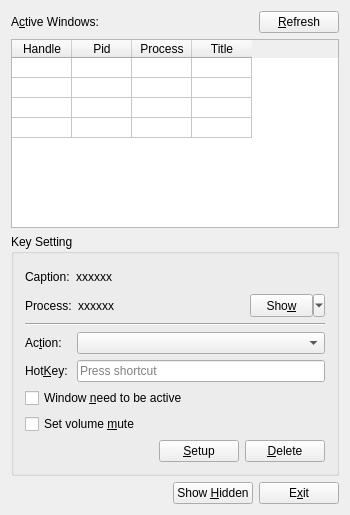
Aoi-hosizora/BossKeyManager, file MainDialog.ui: the form before one commit.
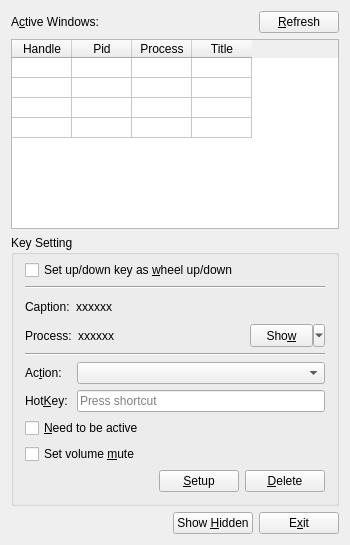
The form after the commit. Custom widgets are drawn as their Qt base class.

Commit message: Add Wheel Function

```diff
--- a/MainDialog.ui
+++ b/MainDialog.ui
@@ -7,7 +7,7 @@
     <x>0</x>
     <y>0</y>
     <width>350</width>
-    <height>515</height>
+    <height>545</height>
    </rect>
   </property>
   <property name="minimumSize">
@@ -25,7 +25,7 @@
    <string>BossKey Manager</string>
   </property>
   <widget class="QWidget" name="centralWidget">
-   <layout class="QVBoxLayout" name="verticalLayout_2">
+   <layout class="QVBoxLayout" name="verticalLayout_3">
     <item>
      <layout class="QHBoxLayout" name="horizontalLayout">
       <item>
@@ -158,6 +158,41 @@
        <string>Key Setting</string>
       </property>
       <layout class="QVBoxLayout" name="verticalLayout">
+       <property name="topMargin">
+        <number>5</number>
+       </property>
+       <item>
+        <widget class="QCheckBox" name="checkBox_KeyAsWheel">
+         <property name="text">
+          <string>Set up/down key as &amp;wheel up/down</string>
+         </property>
+        </widget>
+       </item>
+       <item>
+        <widget class="Line" name="line_2">
+         <property name="orientation">
+          <enum>Qt::Horizontal</enum>
+         </property>
+        </widget>
+       </item>
+       <item>
+        <widget class="QWidget" name="group_function" native="true">
+         <layout class="QVBoxLayout" name="verticalLayout_2">
+          <property name="spacing">
+           <number>6</number>
+          </property>
+          <property name="leftMargin">
+           <number>0</number>
+          </property>
+          <property name="topMargin">
+           <number>0</number>
+          </property>
+          <property name="rightMargin">
+           <number>0</number>
+          </property>
+          <property name="bottomMargin">
+           <number>0</number>
+          </property>
        <item>
         <layout class="QHBoxLayout" name="horizontalLayout_5">
          <item>
@@ -326,7 +361,7 @@
        <item>
         <widget class="QCheckBox" name="checkBox_ActiveToHide">
          <property name="text">
-          <string>Window &amp;need to be active </string>
+             <string>&amp;Need to be active </string>
          </property>
         </widget>
        </item>
@@ -371,6 +406,9 @@
       </layout>
      </widget>
     </item>
+      </layout>
+     </widget>
+    </item>
     <item>
      <layout class="QHBoxLayout" name="horizontalLayout_2">
       <item>
```
Left out of the diff: 3 changed lines with no effect on the pictures. Lines whose indentation alone changed are shown as unchanged. The commit also changes 3 other files.
